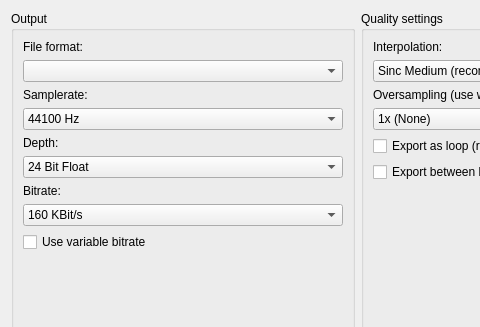
LMMS/lmms, file src/gui/dialogs/export_project.ui: the form before one commit; both pictures show x 0 to 480 and y 0 to 327 of the 715 by 447 pixel window.
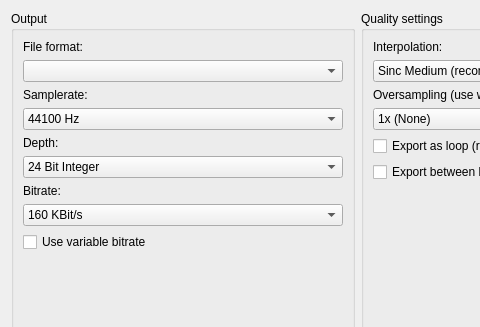
The form after the commit.

Commit message: Rename entry for bit depth from "24 Bit Float" to "24 Bit Integer"

The edit to the form file:
```diff
--- a/src/gui/dialogs/export_project.ui
+++ b/src/gui/dialogs/export_project.ui
@@ -111,7 +111,7 @@
              </item>
              <item>
               <property name="text">
-               <string>24 Bit Float</string>
+               <string>24 Bit Integer</string>
               </property>
              </item>
              <item>
```
